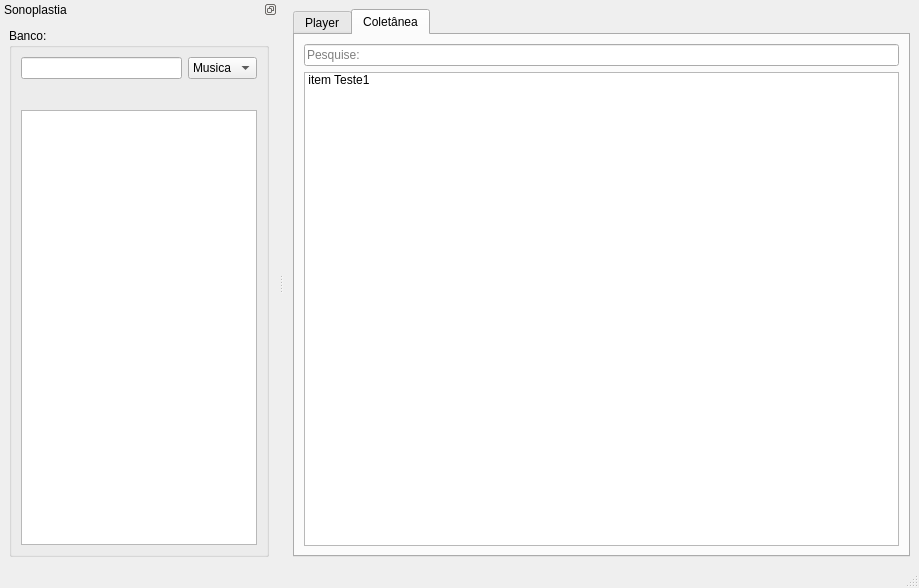
First picture: the form in player/TelaInicial.ui, repository Deivison07/public_projSono, before the edit.
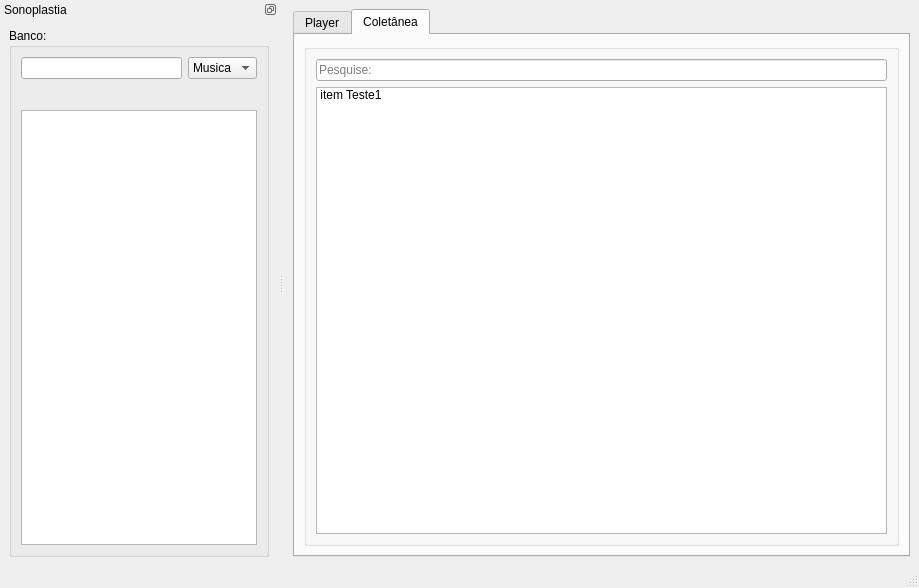
Second picture: the form after the edit. The open tabs and pages were chosen to show the change. Icons and pictures are not drawn.

What changed in the file:
```diff
--- a/player/TelaInicial.ui
+++ b/player/TelaInicial.ui
@@ -549,6 +549,17 @@
        <attribute name="title">
         <string>Coletânea</string>
        </attribute>
+       <layout class="QVBoxLayout" name="verticalLayout_11">
+        <item>
+         <widget class="QGroupBox" name="boxListaColetanea">
+          <property name="title">
+           <string/>
+          </property>
+          <property name="checkable">
+           <bool>false</bool>
+          </property>
+          <layout class="QVBoxLayout" name="verticalLayout_10">
+           <item>
        <layout class="QVBoxLayout" name="verticalLayout_4">
         <item>
          <widget class="QLineEdit" name="lineEdit">
@@ -608,6 +619,11 @@
             </iconset>
            </property>
           </item>
+              </widget>
+             </item>
+            </layout>
+           </item>
+          </layout>
          </widget>
         </item>
        </layout>
```
Left out of the diff: 2 changed lines with no effect on the pictures. Lines whose indentation alone changed are shown as unchanged.
